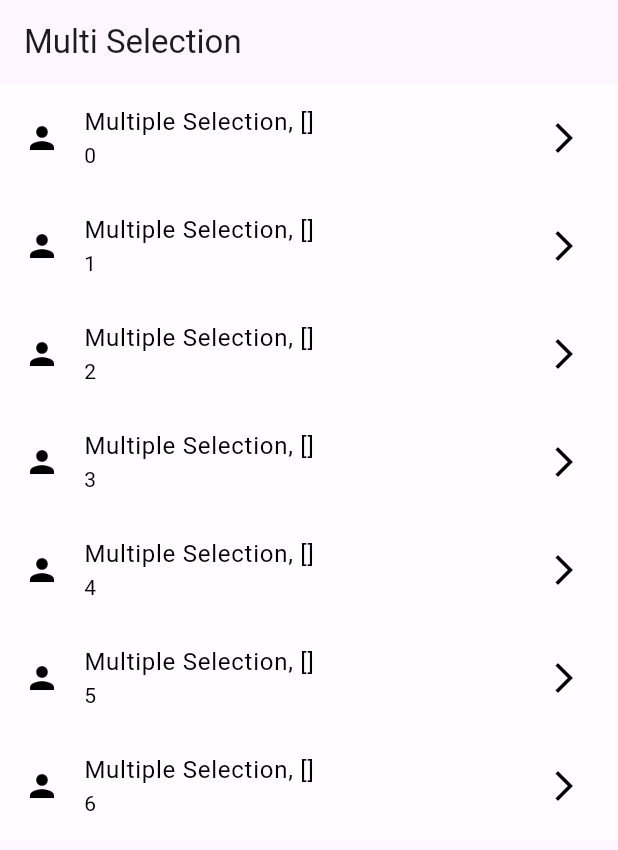
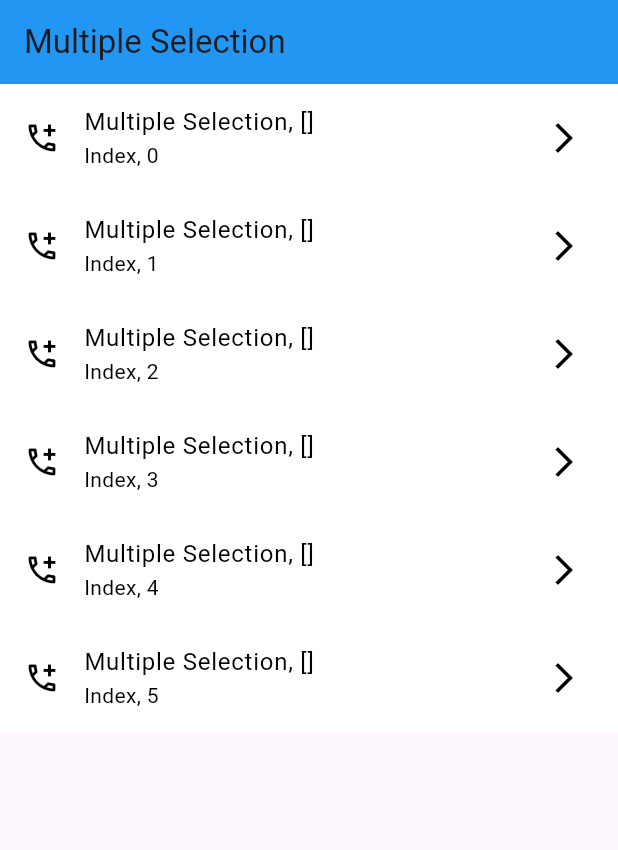
Before and after one commit to AbRehman536/Flutter_sec_5, a Flutter app: the screen it shows after launch, on a phone screen of 412 x 824 dp. Shown: the top 850 px of the screen. Run offline on Flutter 3.47's test engine with Material 3 defaults, Android fonts, the phone set to English and light mode, and no system bars.

Commit message:
multiple selection done

```diff
--- a/lib/multiple_selection.dart
+++ b/lib/multiple_selection.dart
@@ -12,9 +12,12 @@ class _MultipleSelectionDemoState extends State<MultipleSelectionDemo> {
   @override
   Widget build(BuildContext context) {
     return Scaffold(
-      appBar: AppBar(title: Text("Multi Selection"),),
+      appBar: AppBar(
+        title: Text("Multiple Selection"),
+        backgroundColor: Colors.blue,
+      ),
       body: ListView.builder(
-        itemCount: 7,
+          itemCount: 6,
           itemBuilder: (context, i){
             return ListTile(
               onTap: (){
@@ -26,16 +29,15 @@ class _MultipleSelectionDemoState extends State<MultipleSelectionDemo> {
                 }
                 setState(() {});
               },
-           tileColor: selectedIndex.contains(i) ? Colors.blue : Colors.white70,
+              tileColor: selectedIndex.contains(i) ? Colors.blue : Colors.white,
               textColor: selectedIndex.contains(i) ? Colors.white : Colors.black,
               iconColor: selectedIndex.contains(i) ? Colors.white : Colors.black,
-            leading: Icon(Icons.person),
+              leading: Icon(Icons.add_ic_call_outlined),
               title: Text("Multiple Selection, $selectedIndex"),
-           subtitle: Text("$i"),
-            trailing: Icon(Icons.arrow_forward_ios_sharp),
+              subtitle: Text("Index, $i"),
+              trailing: Icon(selectedIndex.contains(i) ? Icons.arrow_downward_sharp : Icons.arrow_forward_ios),
             );
-        }
-      ),
+          }),
     );
   }
 }
```
Lines whose indentation alone changed are shown as unchanged.
